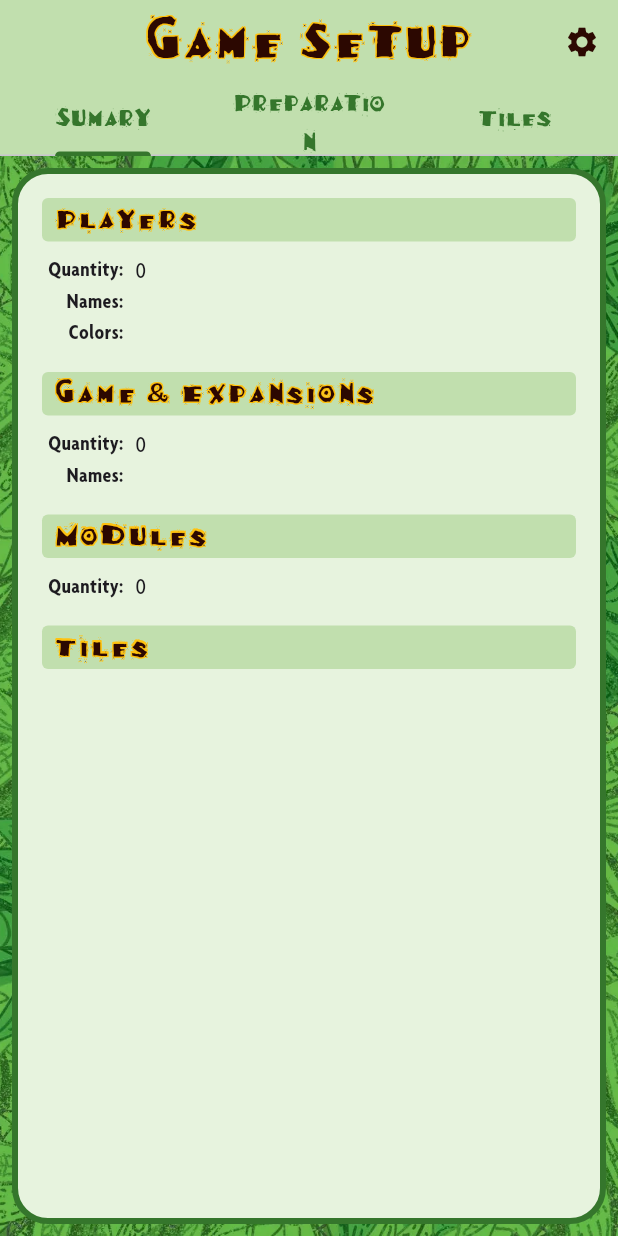
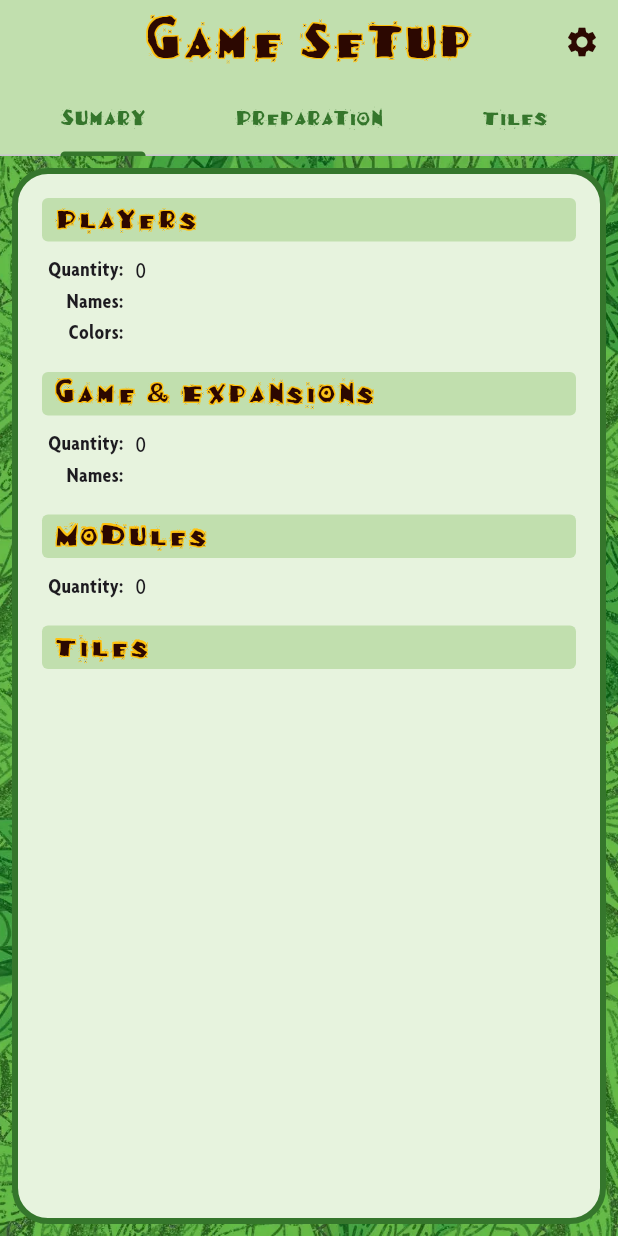
Before and after one commit to isdabenx/cacao_boardgame_helper, a Flutter app: the GameSetupDetailScreen widget shown alone on an empty page, opened directly with empty values, on a phone screen of 412 x 824 dp. Run offline on Flutter 3.47's test engine with Material 3 defaults, Android fonts, the phone set to English and light mode, and no system bars; drawn by our look-alikes of flutter_zoom_drawer; our stand-ins replace flutter_markdown, flutter_riverpod, isar, modal_bottom_sheet, shared_preferences; missing offline and left inert: dynamic_height_grid_view, syncfusion_flutter_pdfviewer; accounts and stored records are empty; generated files the repository leaves out were written again.

Commit message:
fix(game_setup): :lipstick: fix font size for Tab titles in GameSetupDetailScreen for better readability

```diff
--- a/lib/features/game_setup/presentation/screens/game_setup_detail_screen.dart
+++ b/lib/features/game_setup/presentation/screens/game_setup_detail_screen.dart
@@ -28,21 +28,22 @@ class GameSetupDetailScreen extends StatelessWidget {
               child: Text(
                 'Sumary',
                 textAlign: TextAlign.center,
-                style: AppTextStyles.boardgameTitleTextStyle,
+                style: AppTextStyles.boardgameTitleTextStyle
+                    .copyWith(fontSize: 16),
               ),
             ),
             Tab(
-              child: Text(
-                'Preparation',
-                textAlign: TextAlign.center,
-                style: AppTextStyles.boardgameTitleTextStyle,
-              ),
+              child: Text('Preparation',
+                  textAlign: TextAlign.center,
+                  style: AppTextStyles.boardgameTitleTextStyle
+                      .copyWith(fontSize: 16)),
             ),
             Tab(
               child: Text(
                 'Tiles',
                 textAlign: TextAlign.center,
-                style: AppTextStyles.boardgameTitleTextStyle,
+                style: AppTextStyles.boardgameTitleTextStyle
+                    .copyWith(fontSize: 16),
               ),
             ),
           ],
```
